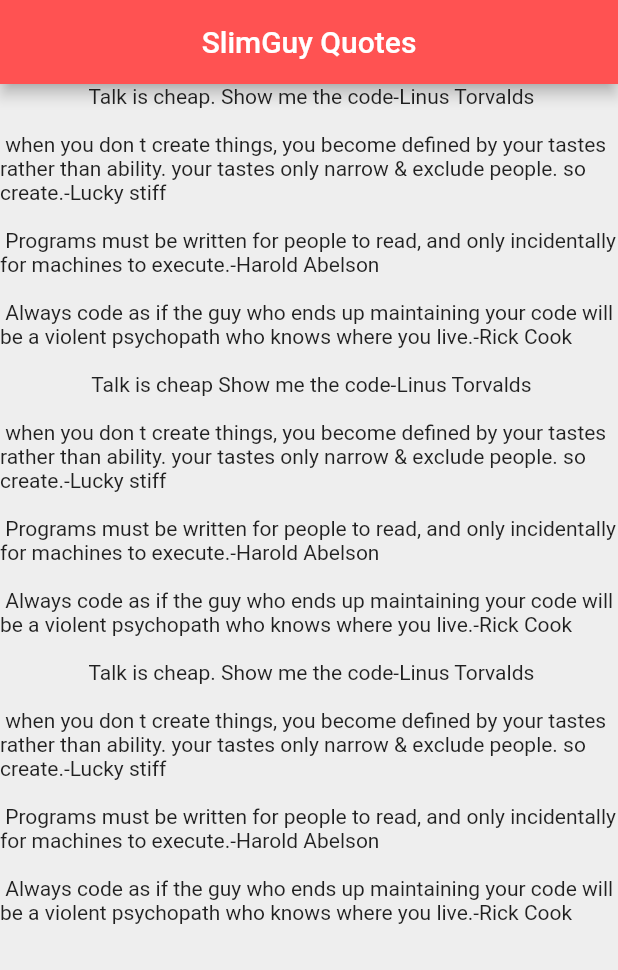
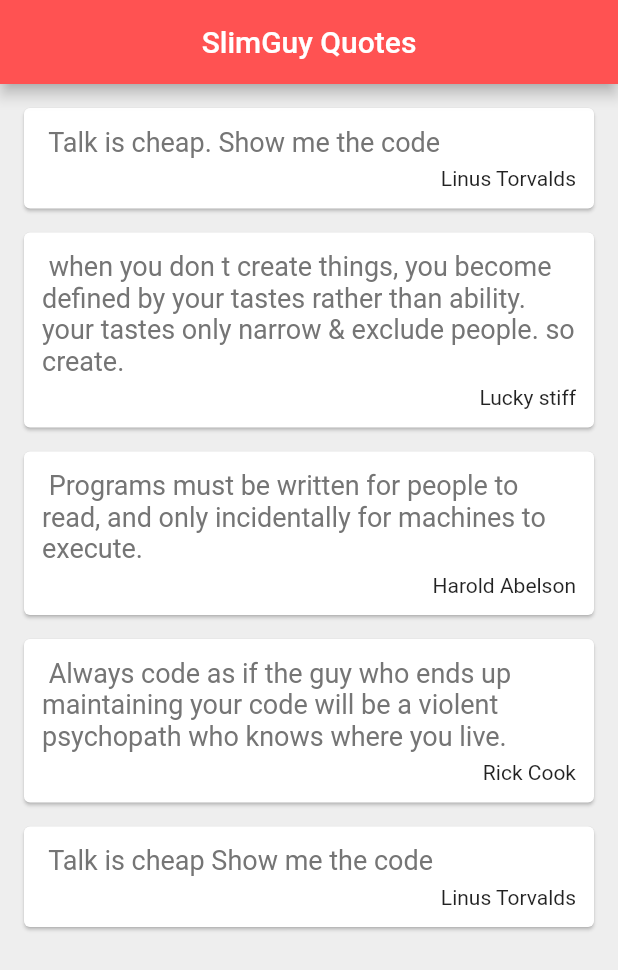
Before and after one commit to NicholasMariga/slimguy_qoutes-function-as-arguements, a Flutter app: the screen it shows after launch, on a phone screen of 412 x 824 dp. Shown: the top 970 px of the screen. Run offline on Flutter 3.47's test engine with Material 2 defaults, Android fonts, the phone set to English and light mode, and no system bars.

Commit message:
how to use cards and custom classes in flutter

```diff
--- a/lib/main.dart
+++ b/lib/main.dart
@@ -1,3 +1,4 @@
+import 'package:flutter/cupertino.dart';
 import 'package:flutter/material.dart';
 import 'slimqoutes.dart';
 void main() => runApp(MaterialApp(
@@ -11,22 +12,43 @@ class ProgQuotes extends StatefulWidget {
 
 class _ProgQuotesState extends State<ProgQuotes> {
   List<slimqoutes>  slimquote =[
-    slimqoutes(text: '\tTalk is cheap. Show me the code', author: 'Linus Torvalds\n'),
-    slimqoutes(text: '\twhen you don t create things, you become defined by your tastes rather than ability. your tastes only narrow & exclude people. so create.', author: 'Lucky stiff\n'),
-    slimqoutes(text: '\tPrograms must be written for people to read, and only incidentally for machines to execute.', author: 'Harold Abelson\n'),
-    slimqoutes(text: '\tAlways code as if the guy who ends up maintaining your code will be a violent psychopath who knows where you live.',author: 'Rick Cook\n'),
-    slimqoutes(text: '\tTalk is cheap Show me the code', author: 'Linus Torvalds\n'),
-    slimqoutes(text: '\twhen you don t create things, you become defined by your tastes rather than ability. your tastes only narrow & exclude people. so create.', author: 'Lucky stiff\n'),
-    slimqoutes(text: '\tPrograms must be written for people to read, and only incidentally for machines to execute.', author: 'Harold Abelson\n'),
-    slimqoutes(text: '\tAlways code as if the guy who ends up maintaining your code will be a violent psychopath who knows where you live.',author: 'Rick Cook\n'),
-    slimqoutes(text: '\tTalk is cheap. Show me the code', author: 'Linus Torvalds\n'),
-    slimqoutes(text: '\twhen you don t create things, you become defined by your tastes rather than ability. your tastes only narrow & exclude people. so create.', author: 'Lucky stiff\n'),
-    slimqoutes(text: '\tPrograms must be written for people to read, and only incidentally for machines to execute.', author: 'Harold Abelson\n'),
-    slimqoutes(text: '\tAlways code as if the guy who ends up maintaining your code will be a violent psychopath who knows where you live.',author: 'Rick Cook\n'),
-
-
+    slimqoutes(text: '\tTalk is cheap. Show me the code', author: 'Linus Torvalds'),
+    slimqoutes(text: '\twhen you don t create things, you become defined by your tastes rather than ability. your tastes only narrow & exclude people. so create.', author: 'Lucky stiff'),
+    slimqoutes(text: '\tPrograms must be written for people to read, and only incidentally for machines to execute.', author: 'Harold Abelson'),
+    slimqoutes(text: '\tAlways code as if the guy who ends up maintaining your code will be a violent psychopath who knows where you live.',author: 'Rick Cook'),
+    slimqoutes(text: '\tTalk is cheap Show me the code', author: 'Linus Torvalds'),
 
   ];
+  Widget tempQoute(quote){
+    return Card(
+      margin: EdgeInsets.fromLTRB(16.0,16.0,16.0,0),
+      child: Padding(
+        padding: const EdgeInsets.all(12.0),
+        child: Column(
+          crossAxisAlignment: CrossAxisAlignment.stretch,
+          children: <Widget>[
+            Text(
+              quote.text,
+                  style: TextStyle(
+                    fontSize: 18.0,
+                    color: Colors.grey[600],
+                  ),
+            ),
+            SizedBox(height: 6.0),
+            Text(
+              quote.author,
+              textAlign: TextAlign.right,
+              style: TextStyle(
+                fontSize: 14.0,
+                color: Colors.grey[9500],
+
+              ),
+            ),
+          ],
+        ),
+      ),
+    );
+  }
   @override
   Widget build(BuildContext context) {
     return Scaffold(
@@ -38,7 +60,8 @@ class _ProgQuotesState extends State<ProgQuotes> {
         backgroundColor: Colors.redAccent,
       ),
       body: Column(
-        children: slimquote.map((quote)=>Text('${quote.text}-${quote.author}')).toList(),
+       // children: slimquote.map((quote)=>Text('${quote.text}-${quote.author}')).toList(),
+        children: slimquote.map((quote)=>tempQoute(quote)).toList(),
 
 //        children: slimquotes.map((quote){
 //          return Text(quote);
```
